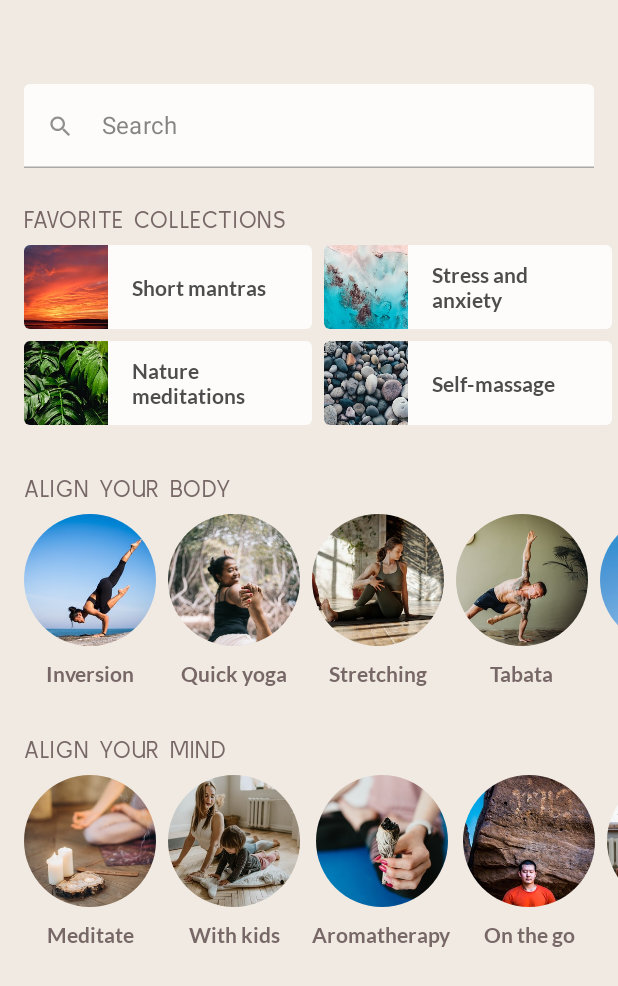
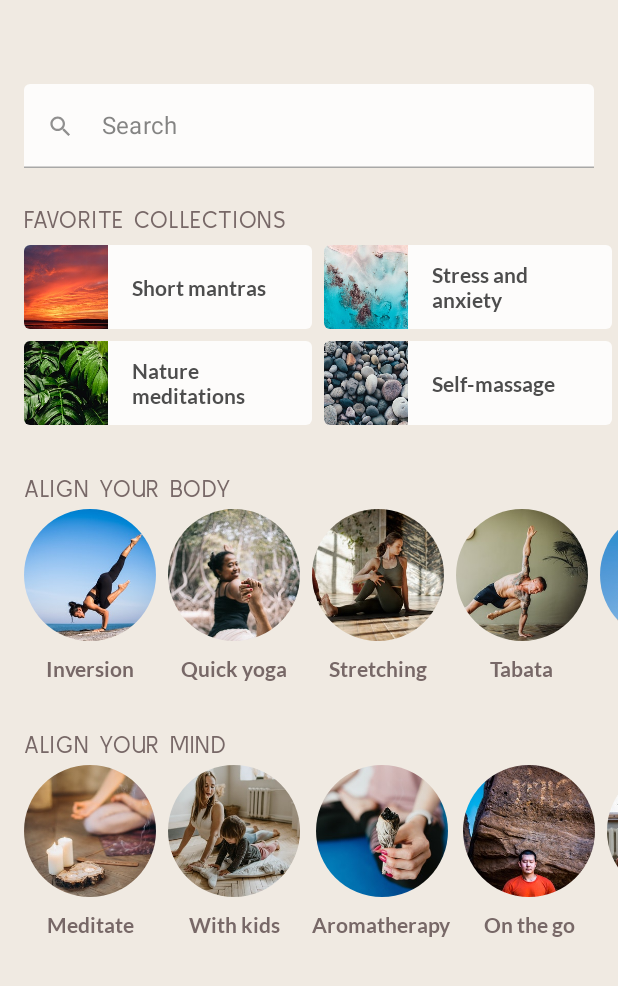
Before and after one commit to timo-drick/compose_dev_challenge_3, an Android app built with Jetpack Compose: the composable HomeContent shown on its own in the app's theme, on a phone screen of 412 x 824 dp. Shown: the top 986 px of the screen. Run offline under Robolectric (Android 15) with nearby library versions, the phone set to English and light mode, and no system bars; our stand-ins replace accompanist; libraries missing offline, so code that uses them is left out: dev.chrisbanes.accompanist; missing, so only their content is drawn: ProvideWindowInsets.

Commit message:
fixed paddingFromBaseline

```diff
--- a/app/src/main/java/com/example/androiddevchallenge/ui/home_screen.kt
+++ b/app/src/main/java/com/example/androiddevchallenge/ui/home_screen.kt
@@ -219,11 +219,10 @@ fun RoundRow(title: String, imageList: List<Images>) {
     Text(
         title,
         Modifier
-            .paddingFromBaseline(top = 40.dp)
+            .paddingFromBaseline(top = 40.dp, bottom = 8.dp)
             .padding(screenPadding),
         style = MaterialTheme.typography.h2
     )
-    Spacer(Modifier.height(8.dp))
     LazyRow(contentPadding = screenPadding, horizontalArrangement = Arrangement.spacedBy(8.dp)) {
         items(imageList) { image ->
             RoundItem(image)
```
